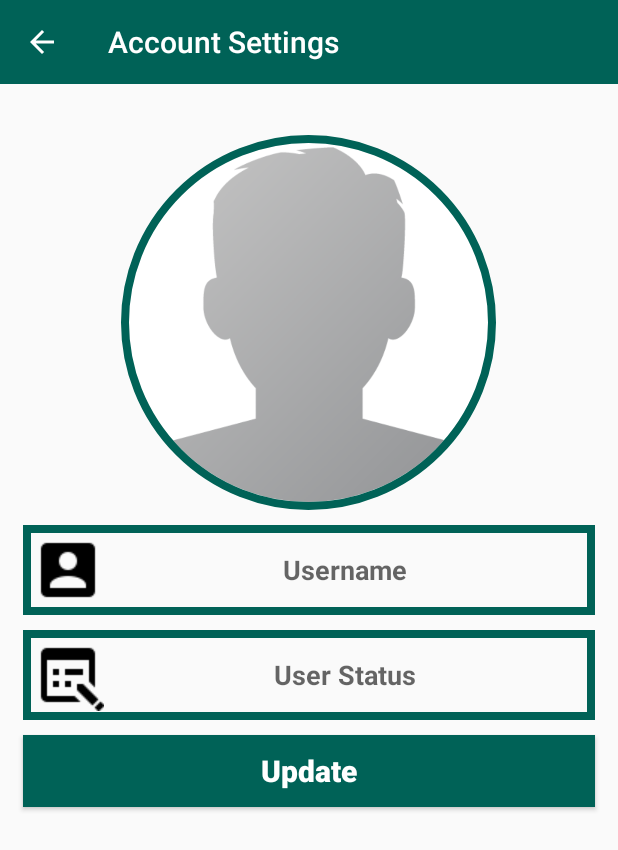
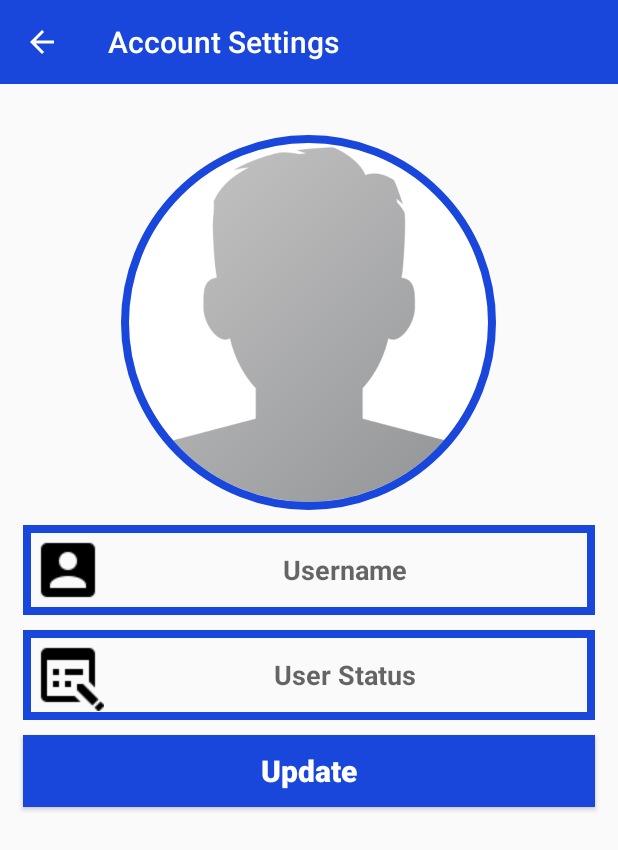
Before and after one commit to sumitdnath/SocialBlaze, an Android app: the screen it shows after launch once a user with an empty profile is signed in (SettingsActivity), on a phone screen of 412 x 824 dp. Shown: the top 850 px of the screen. Run offline under Robolectric (Android 15) with nearby library versions, the phone set to English and light mode, and no system bars; our stand-ins replace CircleImageView, Firebase (no records; nobody signed in at launch, a user with empty details on screens opened directly), Picasso; libraries missing offline, so code that uses them is left out: com.theartofdev.edmodo; pictures from the network do not load.

Commit message:
Only the colour has change

```diff
--- a/app/src/main/res/values/colors.xml
+++ b/app/src/main/res/values/colors.xml
@@ -1,6 +1,6 @@
 <?xml version="1.0" encoding="utf-8"?>
 <resources>
-    <color name="colorPrimary">#006257</color>
-    <color name="colorPrimaryDark">#005048</color>
+    <color name="colorPrimary">#1a47db</color>
+    <color name="colorPrimaryDark">#113ed1</color>
     <color name="colorAccent">#E6E6E6</color>
 </resources>
```
